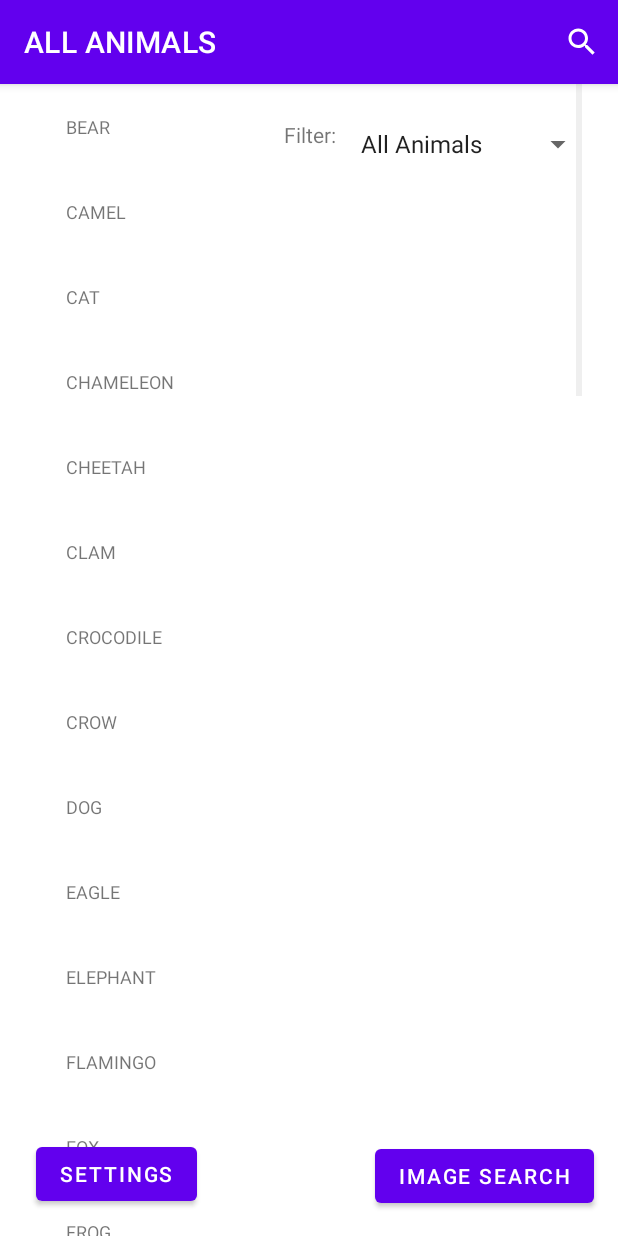
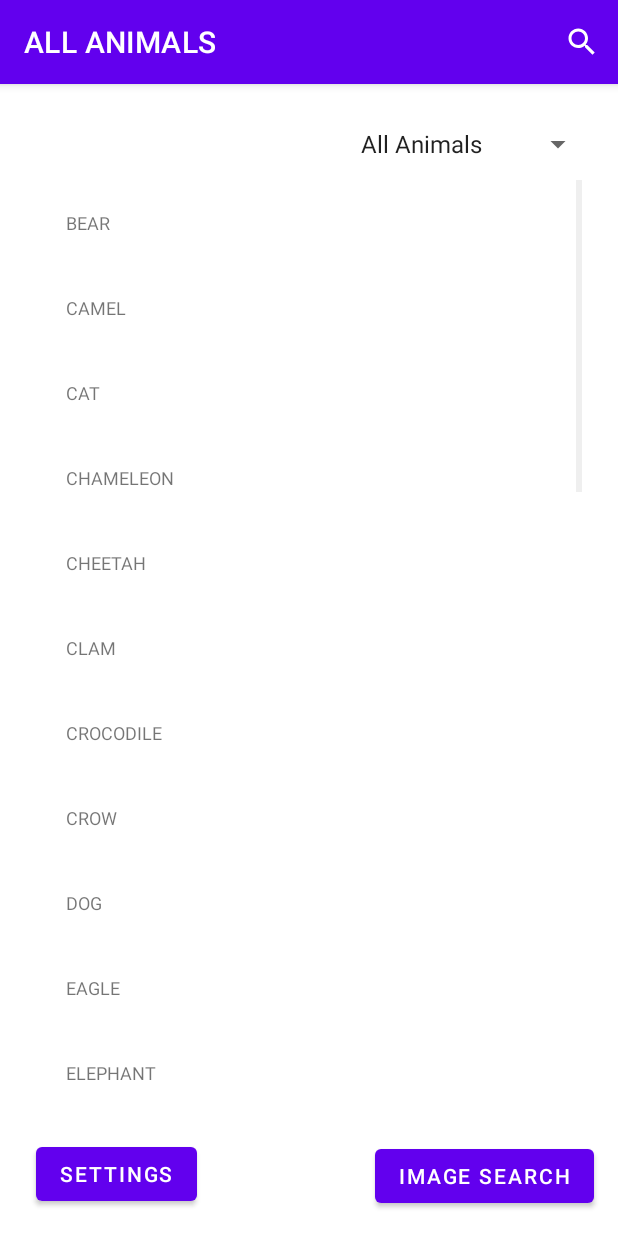
Before and after one commit to nramnara/TheWildlifeGuide, an Android app: the SearchPage screen opened directly, with no data from a screen before it, on a phone screen of 412 x 824 dp. Run offline under Robolectric (Android 15) with nearby library versions, the phone set to English and light mode, and no system bars.

Commit message:
lined up the search page

```diff
--- a/app/src/main/res/layout/activity_search_page.xml
+++ b/app/src/main/res/layout/activity_search_page.xml
@@ -40,18 +40,8 @@
         app:layout_constraintEnd_toEndOf="parent"
         app:layout_constraintHorizontal_bias="0.0"
         app:layout_constraintStart_toStartOf="parent"
-        app:layout_constraintTop_toTopOf="parent"
-        app:layout_constraintVertical_bias="0.15" />
-
-    <TextView
-        android:id="@+id/dropdownTitle"
-        android:layout_width="wrap_content"
-        android:layout_height="wrap_content"
-        android:layout_marginTop="24dp"
-        android:layout_marginEnd="188dp"
-        android:text="Filter:"
-        app:layout_constraintEnd_toEndOf="parent"
-        app:layout_constraintTop_toTopOf="parent" />
+        app:layout_constraintTop_toBottomOf="@+id/spinner1"
+        app:layout_constraintVertical_bias="0.0" />
 
     <Spinner
         android:id="@+id/spinner1"
```
